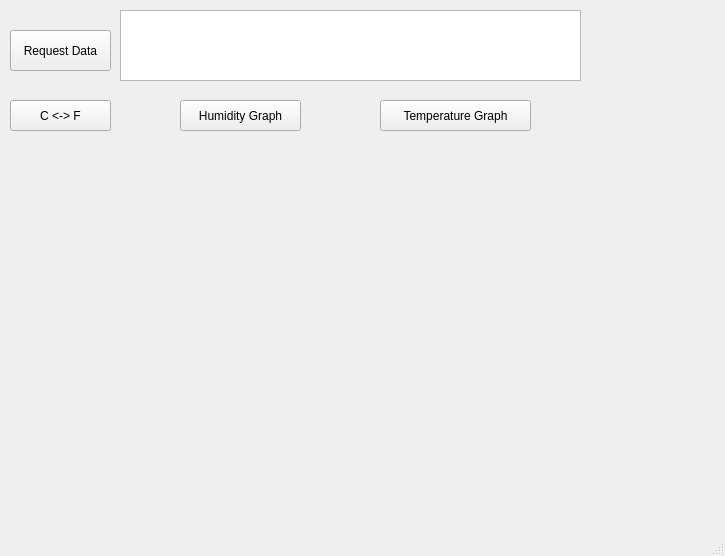
First picture: the form in Client/P3.ui, repository asta0463/EID_Project3, before the edit.
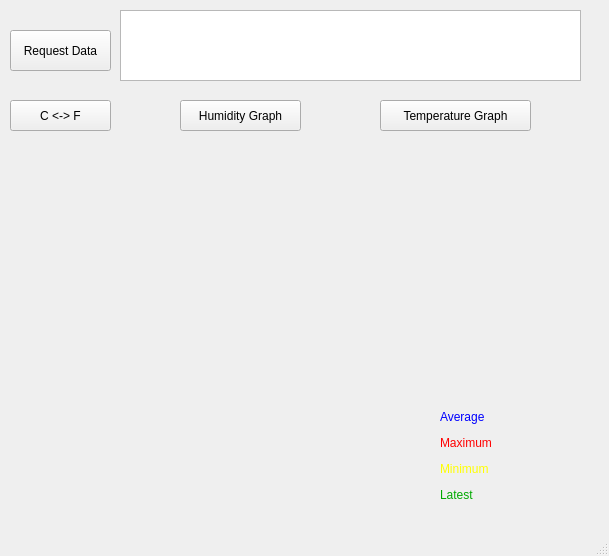
Second picture: the form after the edit. Icons and pictures are not drawn.

Commit message: Added an Index for the colors represented on the graph

Patch:
```diff
--- a/Client/P3.ui
+++ b/Client/P3.ui
@@ -6,7 +6,7 @@
    <rect>
     <x>0</x>
     <y>0</y>
-    <width>725</width>
+    <width>609</width>
     <height>556</height>
    </rect>
   </property>
@@ -44,7 +44,7 @@
    <widget class="QWidget" name="gridLayoutWidget">
     <property name="geometry">
      <rect>
-      <x>0</x>
+      <x>10</x>
       <y>160</y>
       <width>591</width>
       <height>231</height>
@@ -91,6 +91,19 @@
      <string>C &lt;-&gt; F</string>
     </property>
    </widget>
+   <widget class="QLabel" name="label">
+    <property name="geometry">
+     <rect>
+      <x>440</x>
+      <y>410</y>
+      <width>161</width>
+      <height>121</height>
+     </rect>
+    </property>
+    <property name="text">
+     <string>&lt;html&gt;&lt;head/&gt;&lt;body&gt;&lt;p&gt;&lt;span style=&quot; color:#0000ff;&quot;&gt;Average&lt;/span&gt;&lt;/p&gt;&lt;p&gt;&lt;span style=&quot; color:#ff0000;&quot;&gt;Maximum&lt;/span&gt;&lt;/p&gt;&lt;p&gt;&lt;span style=&quot; color:#ffff00;&quot;&gt;Minimum&lt;/span&gt;&lt;/p&gt;&lt;p&gt;&lt;span style=&quot; color:#00aa00;&quot;&gt;Latest&lt;/span&gt;&lt;/p&gt;&lt;p&gt;&lt;br/&gt;&lt;/p&gt;&lt;/body&gt;&lt;/html&gt;</string>
+    </property>
+   </widget>
   </widget>
   <widget class="QStatusBar" name="statusbar"/>
  </widget>
```
The commit also changes 2 other files.
